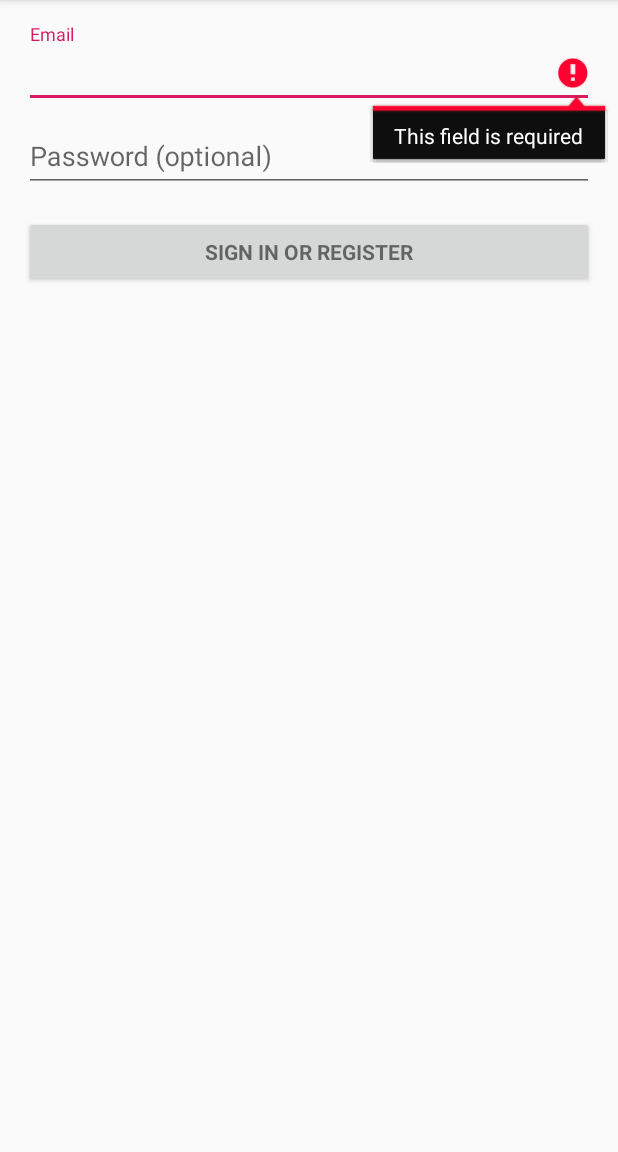
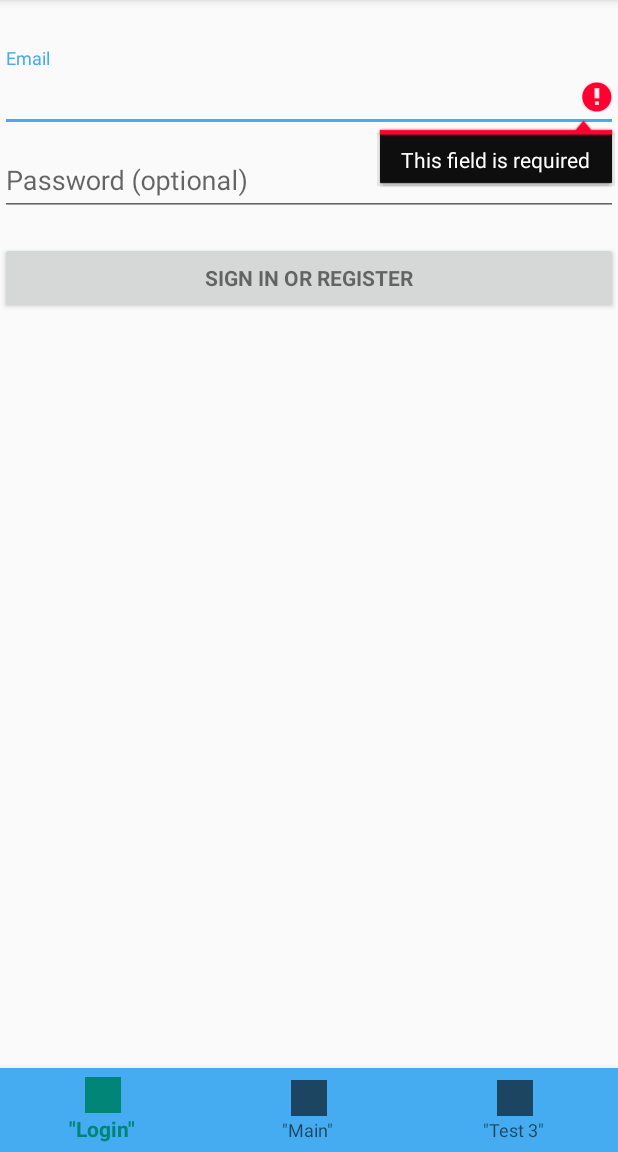
Before and after one commit to youseeevents/Application, an Android app: the screen it shows after launch (LoginActivity), after a tap on "SIGN IN OR REGISTER", on a phone screen of 412 x 824 dp, the part 84-1236 px from its top. Run offline under Robolectric (Android 15) with nearby library versions, the phone set to English and light mode, and no system bars; our stand-ins replace Firebase (no records; nobody signed in at launch, a user with empty details on screens opened directly).

Commit message:
added a bar to login page as well as finish() to close login activity.

```diff
--- a/app/src/main/java/com/example/youseeeventsv1/MainActivity.java
+++ b/app/src/main/java/com/example/youseeeventsv1/MainActivity.java
@@ -30,7 +30,7 @@ public class MainActivity extends AppCompatActivity {
                         startActivity(new Intent(MainActivity.this, LoginActivity.class));
                         break;
                     case R.id.menu_test_2:
-
+                        startActivity(new Intent( MainActivity.this, MainActivity.class));
                         break;
                     case R.id.menu_test_3:
 
--- a/app/src/main/res/layout/activity_login.xml
+++ b/app/src/main/res/layout/activity_login.xml
@@ -1,39 +1,36 @@
 <?xml version="1.0" encoding="utf-8"?>
-<LinearLayout xmlns:android="http://schemas.android.com/apk/res/android"
+<android.support.constraint.ConstraintLayout xmlns:android="http://schemas.android.com/apk/res/android"
+    xmlns:app="http://schemas.android.com/apk/res-auto"
     xmlns:tools="http://schemas.android.com/tools"
+    android:id="@+id/login_form"
     android:layout_width="match_parent"
     android:layout_height="match_parent"
     android:gravity="center_horizontal"
-    android:orientation="vertical"
-    android:paddingLeft="@dimen/activity_horizontal_margin"
-    android:paddingTop="@dimen/activity_vertical_margin"
-    android:paddingRight="@dimen/activity_horizontal_margin"
-    android:paddingBottom="@dimen/activity_vertical_margin"
     tools:context=".LoginActivity">
 
     <!-- Login progress -->
+
     <ProgressBar
         android:id="@+id/login_progress"
         style="?android:attr/progressBarStyleLarge"
         android:layout_width="wrap_content"
         android:layout_height="wrap_content"
-        android:layout_marginBottom="8dp"
-        android:visibility="gone" />
+        android:layout_marginStart="16dp"
+        android:layout_marginLeft="16dp"
+        android:layout_marginTop="16dp"
+        android:visibility="gone"
+        app:layout_constraintStart_toStartOf="parent"
+        app:layout_constraintTop_toTopOf="parent" />
 
-    <ScrollView
-        android:id="@+id/login_form"
-        android:layout_width="match_parent"
-        android:layout_height="match_parent">
-
-        <LinearLayout
-            android:id="@+id/email_login_form"
-            android:layout_width="match_parent"
-            android:layout_height="wrap_content"
-            android:orientation="vertical">
 
     <android.support.design.widget.TextInputLayout
-                android:layout_width="match_parent"
-                android:layout_height="wrap_content">
+        android:id="@+id/textInputLayout"
+        android:layout_width="0dp"
+        android:layout_height="wrap_content"
+        android:layout_marginTop="32dp"
+        app:layout_constraintEnd_toEndOf="parent"
+        app:layout_constraintStart_toStartOf="@+id/textInputLayout2"
+        app:layout_constraintTop_toTopOf="parent">
 
         <AutoCompleteTextView
             android:id="@+id/email"
@@ -47,8 +44,12 @@
     </android.support.design.widget.TextInputLayout>
 
     <android.support.design.widget.TextInputLayout
-                android:layout_width="match_parent"
-                android:layout_height="wrap_content">
+        android:id="@+id/textInputLayout2"
+        android:layout_width="0dp"
+        android:layout_height="wrap_content"
+        app:layout_constraintEnd_toEndOf="parent"
+        app:layout_constraintStart_toStartOf="@+id/email_sign_in_button"
+        app:layout_constraintTop_toBottomOf="@+id/textInputLayout">
 
         <EditText
             android:id="@+id/password"
@@ -67,12 +68,30 @@
     <Button
         android:id="@+id/email_sign_in_button"
         style="?android:textAppearanceSmall"
-                android:layout_width="match_parent"
+        android:layout_width="0dp"
         android:layout_height="wrap_content"
-                android:layout_marginTop="16dp"
+        android:layout_marginTop="17dp"
         android:text="@string/action_sign_in"
-                android:textStyle="bold" />
+        android:textStyle="bold"
+        app:layout_constraintEnd_toEndOf="parent"
+        app:layout_constraintStart_toStartOf="@+id/navigation"
+        app:layout_constraintTop_toBottomOf="@+id/textInputLayout2" />
 
-        </LinearLayout>
-    </ScrollView>
-</LinearLayout>
+
+    <android.support.design.widget.BottomNavigationView
+        android:id="@+id/navigation"
+        android:layout_width="wrap_content"
+        android:layout_height="wrap_content"
+
+        android:background="@color/colorAccent"
+        android:visibility="visible"
+        app:layout_constraintBottom_toBottomOf="parent"
+        app:layout_constraintEnd_toEndOf="parent"
+        app:menu="@menu/bottom_nav_items" />
+
+    <![CDATA[
+
+    />
+
+]]>
+</android.support.constraint.ConstraintLayout>
--- a/app/src/main/res/menu/bottom_nav_items.xml
+++ b/app/src/main/res/menu/bottom_nav_items.xml
@@ -8,7 +8,7 @@
     <item
         android:id="@+id/menu_test_2"
         android:icon="@android:color/holo_blue_dark"
-        android:title='"Test 2"' />
+        android:title='"Main"' />
 
     <item
         android:id="@+id/menu_test_3"
--- a/app/src/main/res/values/colors.xml
+++ b/app/src/main/res/values/colors.xml
@@ -2,5 +2,5 @@
 <resources>
     <color name="colorPrimary">#008577</color>
     <color name="colorPrimaryDark">#00574B</color>
-    <color name="colorAccent">#D81B60</color>
+    <color name="colorAccent">#45ACF1</color>
 </resources>
```
Also changed, not shown: app/src/main/java/com/example/youseeeventsv1/LoginActivity.java (+23 -1 lines), app/src/main/res/layout/activity_main.xml (+23 -0 lines), app/src/main/res/layout/content_main.xml (+0 -14 lines). Lines whose indentation alone changed are shown as unchanged.
